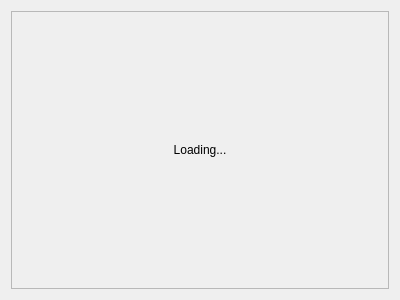
Qt form series_list/interface/series.ui (nvbn/series_list) before a commit.
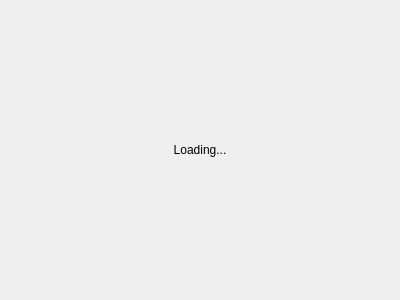
The same form after that commit.

Commit message: Remove unned margins

The edit to the form file:
```diff
--- a/series_list/interface/series.ui
+++ b/series_list/interface/series.ui
@@ -14,8 +14,14 @@
    <string>Form</string>
   </property>
   <layout class="QVBoxLayout" name="verticalLayout">
+   <property name="margin">
+    <number>0</number>
+   </property>
    <item>
     <widget class="QScrollArea" name="scrollArea">
+     <property name="frameShape">
+      <enum>QFrame::NoFrame</enum>
+     </property>
      <property name="widgetResizable">
       <bool>true</bool>
      </property>
@@ -24,8 +30,8 @@
        <rect>
         <x>0</x>
         <y>0</y>
-        <width>380</width>
-        <height>280</height>
+        <width>400</width>
+        <height>300</height>
        </rect>
       </property>
       <layout class="QVBoxLayout" name="verticalLayout_3">
```
The commit also changes 2 other files.
